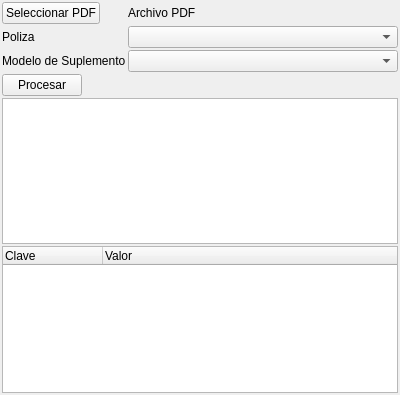
Before: the Qt Designer form mksHBOPDF/mainwindow.ui in diegowald/mksHBOPdf, drawn with Qt 5.
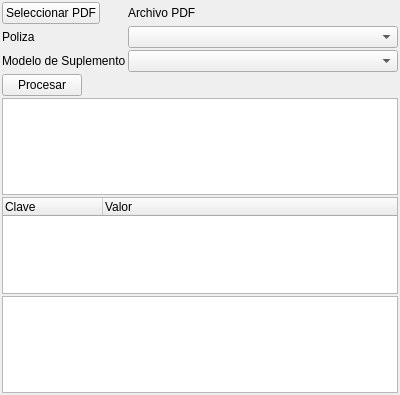
After: the same form once the commit is applied.

```diff
--- a/mksHBOPDF/mainwindow.ui
+++ b/mksHBOPDF/mainwindow.ui
@@ -98,6 +98,9 @@
       </column>
      </widget>
     </item>
+    <item>
+     <widget class="QTextBrowser" name="textBrowser_2"/>
+    </item>
    </layout>
   </widget>
  </widget>
```
